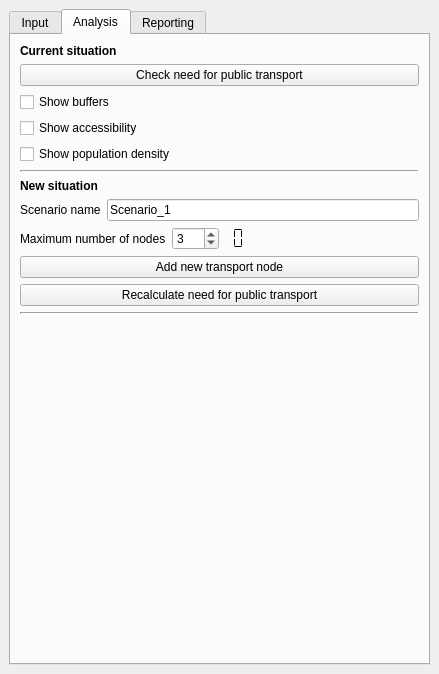
Qt form SpatialDecision/spatial_decision_dockwidget_base.ui (Matthie456/Bon_DenDuijn) before a commit.
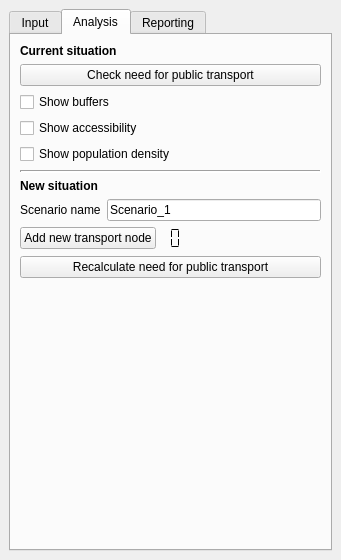
The same form after that commit. The open tabs and pages were chosen to show the change.

Diff of the .ui file:
```diff
--- a/SpatialDecision/spatial_decision_dockwidget_base.ui
+++ b/SpatialDecision/spatial_decision_dockwidget_base.ui
@@ -6,8 +6,8 @@
    <rect>
     <x>0</x>
     <y>0</y>
-    <width>439</width>
-    <height>674</height>
+    <width>341</width>
+    <height>560</height>
    </rect>
   </property>
   <property name="windowTitle">
@@ -207,36 +207,29 @@
          </layout>
         </item>
         <item>
-         <layout class="QHBoxLayout" name="horizontalLayout_2">
+         <layout class="QHBoxLayout" name="horizontalLayout">
           <item>
-           <widget class="QLabel" name="maxNewNodesLabel">
+           <widget class="QPushButton" name="addNodeButton">
             <property name="text">
-             <string>Maximum number of nodes</string>
+             <string>Add new transport node</string>
             </property>
-           </widget>
-          </item>
-          <item>
-           <widget class="QSpinBox" name="maxNewNodesSpinbox">
-            <property name="enabled">
+            <property name="checkable">
              <bool>true</bool>
             </property>
-            <property name="wrapping">
+            <property name="checked">
              <bool>false</bool>
             </property>
-            <property name="readOnly">
+            <property name="autoRepeat">
              <bool>false</bool>
             </property>
-            <property name="buttonSymbols">
-             <enum>QAbstractSpinBox::UpDownArrows</enum>
+            <property name="autoDefault">
+             <bool>false</bool>
             </property>
-            <property name="showGroupSeparator" stdset="0">
+            <property name="default">
              <bool>false</bool>
             </property>
-            <property name="maximum">
-             <number>999</number>
-            </property>
-            <property name="value">
-             <number>3</number>
+            <property name="flat">
+             <bool>false</bool>
             </property>
            </widget>
           </item>
@@ -280,35 +273,6 @@
           </item>
          </layout>
         </item>
-        <item>
-         <layout class="QHBoxLayout" name="horizontalLayout">
-          <item>
-           <widget class="QPushButton" name="addNodeButton">
-            <property name="text">
-             <string>Add new transport node</string>
-            </property>
-            <property name="checkable">
-             <bool>true</bool>
-            </property>
-            <property name="checked">
-             <bool>false</bool>
-            </property>
-            <property name="autoRepeat">
-             <bool>false</bool>
-            </property>
-            <property name="autoDefault">
-             <bool>false</bool>
-            </property>
-            <property name="default">
-             <bool>false</bool>
-            </property>
-            <property name="flat">
-             <bool>false</bool>
-            </property>
-           </widget>
-          </item>
-         </layout>
-        </item>
         <item>
          <widget class="QPushButton" name="recalculateButton">
           <property name="text">
@@ -316,16 +280,6 @@
           </property>
          </widget>
         </item>
-        <item>
-         <widget class="Line" name="line">
-          <property name="lineWidth">
-           <number>2</number>
-          </property>
-          <property name="orientation">
-           <enum>Qt::Horizontal</enum>
-          </property>
-         </widget>
-        </item>
         <item>
          <spacer name="verticalSpacer_2">
           <property name="orientation">
```
Left out of the diff: 18 changed lines with no effect on the pictures.
